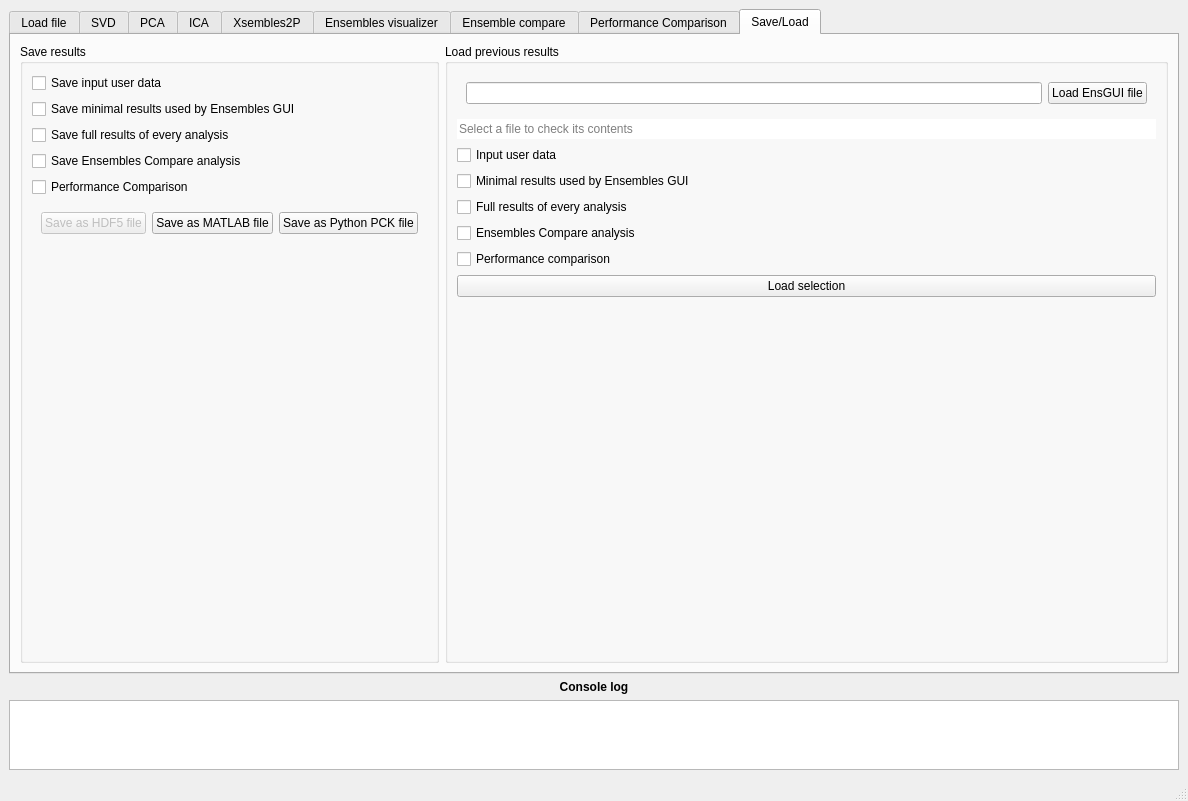
Before: the Qt Designer form gui/MainWindow.ui in rivelco/ENCORE, drawn with Qt 5.
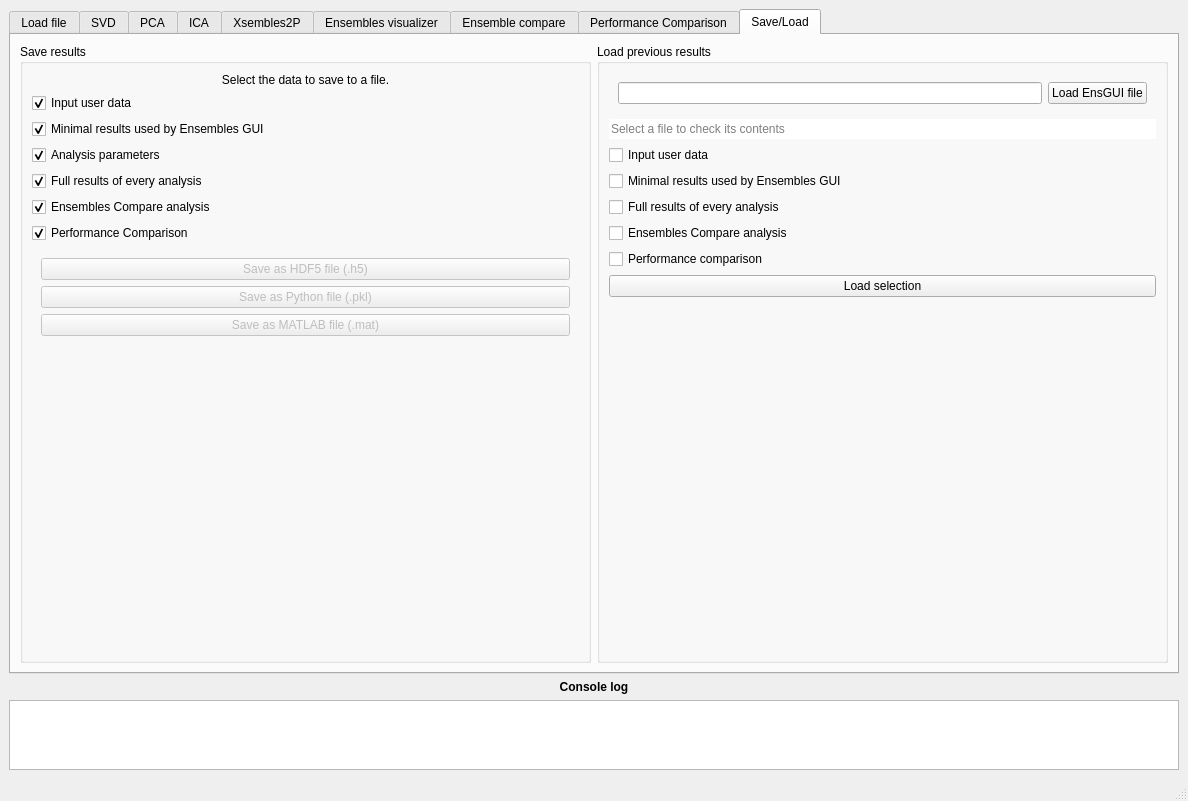
After: the same form once the commit is applied. The open tabs and pages were chosen to show the change. Custom widgets are drawn as their Qt base class.

Commit message:
Added saving results options
The results can now be saved in HDF5, Python Pickle and MATLAB format. Also the user can select the data to be saved.

```diff
--- a/gui/MainWindow.ui
+++ b/gui/MainWindow.ui
@@ -4585,7 +4585,7 @@
         <item>
          <widget class="QGroupBox" name="groupBox_26">
           <property name="sizePolicy">
-           <sizepolicy hsizetype="Preferred" vsizetype="Preferred">
+           <sizepolicy hsizetype="Expanding" vsizetype="Preferred">
             <horstretch>0</horstretch>
             <verstretch>0</verstretch>
            </sizepolicy>
@@ -4595,45 +4595,80 @@
           </property>
           <layout class="QVBoxLayout" name="verticalLayout_45">
            <item>
-            <widget class="QCheckBox" name="checkBox">
+            <widget class="QLabel" name="label_27">
              <property name="text">
-              <string>Save input user data</string>
+              <string>Select the data to save to a file.</string>
              </property>
+             <property name="alignment">
+              <set>Qt::AlignCenter</set>
+             </property>
             </widget>
            </item>
            <item>
             <widget class="QCheckBox" name="checkBox_2">
              <property name="text">
-              <string>Save minimal results used by Ensembles GUI</string>
+              <string>Input user data</string>
              </property>
+             <property name="checked">
+              <bool>true</bool>
+             </property>
             </widget>
            </item>
            <item>
             <widget class="QCheckBox" name="checkBox_3">
              <property name="text">
-              <string>Save full results of every analysis</string>
+              <string>Minimal results used by Ensembles GUI</string>
              </property>
+             <property name="checked">
+              <bool>true</bool>
+             </property>
             </widget>
            </item>
            <item>
             <widget class="QCheckBox" name="checkBox_4">
              <property name="text">
-              <string>Save Ensembles Compare analysis</string>
+              <string>Analysis parameters</string>
              </property>
+             <property name="checked">
+              <bool>true</bool>
+             </property>
             </widget>
            </item>
            <item>
-            <widget class="QCheckBox" name="checkBox_5">
+            <widget class="QCheckBox" name="save_check_full">
+             <property name="text">
+              <string>Full results of every analysis</string>
+             </property>
+             <property name="checked">
+              <bool>true</bool>
+             </property>
+            </widget>
+           </item>
+           <item>
+            <widget class="QCheckBox" name="save_check_enscomp">
+             <property name="text">
+              <string>Ensembles Compare analysis</string>
+             </property>
+             <property name="checked">
+              <bool>true</bool>
+             </property>
+            </widget>
+           </item>
+           <item>
+            <widget class="QCheckBox" name="save_check_perf">
              <property name="text">
               <string>Performance Comparison</string>
              </property>
+             <property name="checked">
+              <bool>true</bool>
+             </property>
             </widget>
            </item>
            <item>
             <widget class="QWidget" name="widget_23" native="true">
-             <layout class="QHBoxLayout" name="horizontalLayout_36">
+             <layout class="QVBoxLayout" name="verticalLayout_68">
               <item>
-               <widget class="QPushButton" name="save_btn_save">
+               <widget class="QPushButton" name="save_btn_hdf5">
                 <property name="enabled">
                  <bool>false</bool>
                 </property>
@@ -4645,21 +4680,27 @@
                  <number>5000</number>
                 </property>
                 <property name="text">
-                 <string>Save as HDF5 file</string>
+                 <string>Save as HDF5 file (.h5)</string>
                 </property>
                </widget>
               </item>
               <item>
-               <widget class="QPushButton" name="pushButton">
+               <widget class="QPushButton" name="save_btn_pkl">
+                <property name="enabled">
+                 <bool>false</bool>
+                </property>
                 <property name="text">
-                 <string>Save as MATLAB file</string>
+                 <string>Save as Python file (.pkl)</string>
                 </property>
                </widget>
               </item>
               <item>
-               <widget class="QPushButton" name="pushButton_2">
+               <widget class="QPushButton" name="save_btn_mat">
+                <property name="enabled">
+                 <bool>false</bool>
+                </property>
                 <property name="text">
-                 <string>Save as Python PCK file</string>
+                 <string>Save as MATLAB file (.mat)</string>
                 </property>
                </widget>
               </item>
@@ -4685,7 +4726,7 @@
         <item>
          <widget class="QGroupBox" name="groupBox_41">
           <property name="sizePolicy">
-           <sizepolicy hsizetype="Preferred" vsizetype="Expanding">
+           <sizepolicy hsizetype="Expanding" vsizetype="Expanding">
             <horstretch>0</horstretch>
             <verstretch>0</verstretch>
            </sizepolicy>
```
Left out of the diff: 58 changed lines with no effect on the pictures. The commit also changes 1 other file.
